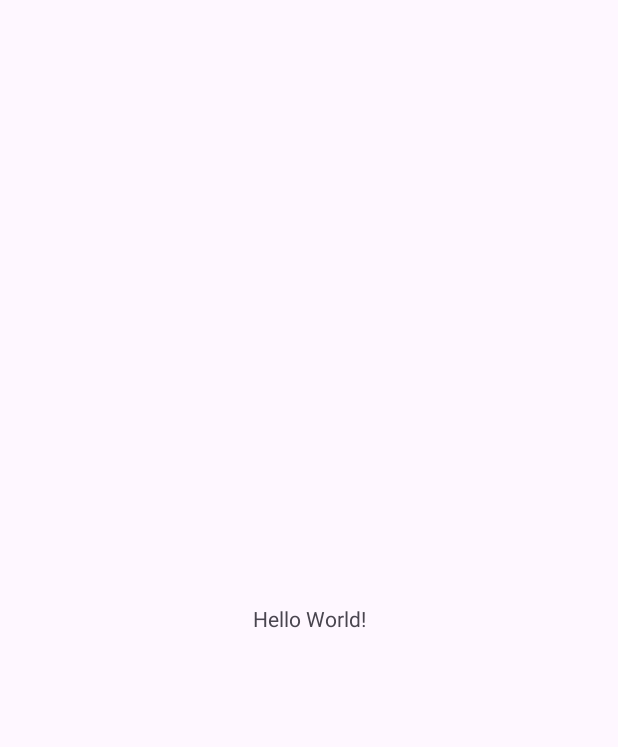
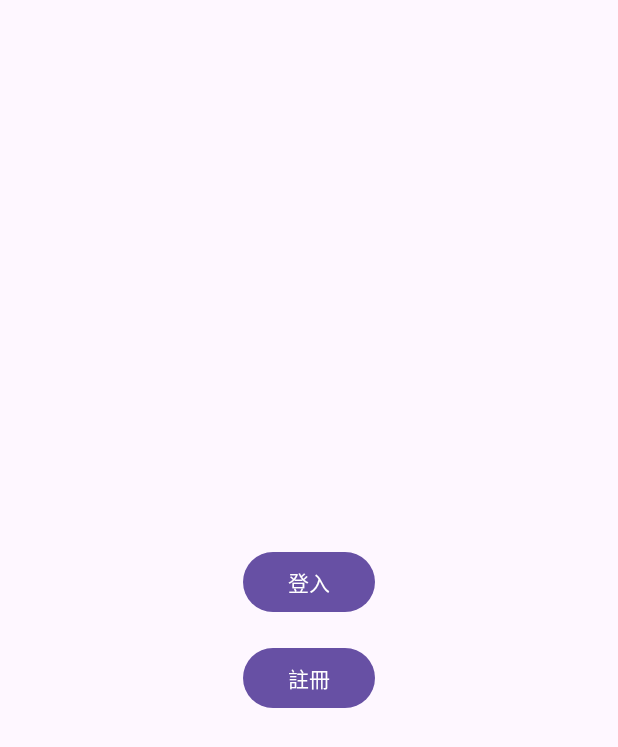
Before and after one commit to Daichus/AppProject, an Android app: the screen it shows after launch (MainActivity), on a phone screen of 412 x 824 dp. Before the commit the part shown is almost empty. Shown: the top 747 px of the screen. Run offline under Robolectric (Android 15) with nearby library versions, the phone set to English and light mode, and no system bars.

Commit message:
登入/註冊畫面完成

```diff
--- a/CodeLearning/app/src/main/res/layout/activity_main.xml
+++ b/CodeLearning/app/src/main/res/layout/activity_main.xml
@@ -7,13 +7,28 @@
     android:layout_height="match_parent"
     tools:context=".MainActivity">
 
-    <TextView
-        android:layout_width="wrap_content"
-        android:layout_height="wrap_content"
-        android:text="Hello World!"
-        app:layout_constraintBottom_toBottomOf="parent"
-        app:layout_constraintEnd_toEndOf="parent"
-        app:layout_constraintStart_toStartOf="parent"
-        app:layout_constraintTop_toTopOf="parent" />
+    <LinearLayout
+        android:layout_width="match_parent"
+        android:layout_height="match_parent"
+        android:gravity="center"
+        android:orientation="vertical"
+        android:padding="16dp">
+
+        <Button
+            android:id="@+id/login_button"
+            android:layout_width="wrap_content"
+            android:layout_height="wrap_content"
+            android:layout_marginTop="16dp"
+            android:text="登入" />
+
+        <Button
+            android:id="@+id/register_button"
+            android:layout_width="wrap_content"
+            android:layout_height="wrap_content"
+            android:layout_marginTop="16dp"
+            android:text="註冊" />
+
+    </LinearLayout>
+
 
 </androidx.constraintlayout.widget.ConstraintLayout>
```
Also changed, not shown: CodeLearning/app/src/main/res/layout/activity_login.xml (added, +64 -0 lines), CodeLearning/app/src/main/res/layout/activity_register.xml (added, +102 -0 lines).
